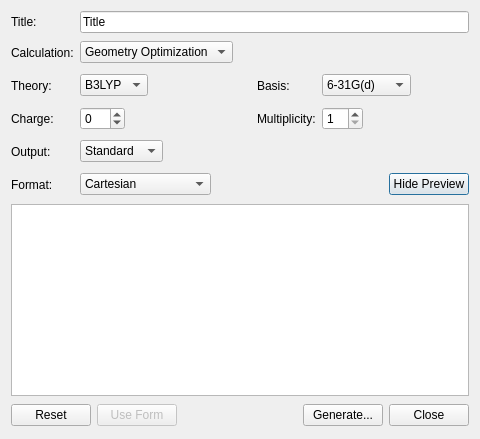
This is libavogadro/src/extensions/qcheminputdialog.ui in cryos/avogadro as Qt 5 draws it before an edit. The edited form follows.
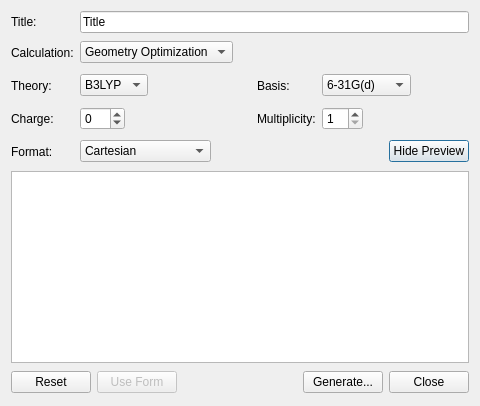
This is the edited form.

Commit message: Update Q-Chem -- no AM1 or PM3, and we should always output a FCHK file.

Diff of the .ui file:
```diff
--- a/libavogadro/src/extensions/qcheminputdialog.ui
+++ b/libavogadro/src/extensions/qcheminputdialog.ui
@@ -5,7 +5,7 @@
    <rect>
     <x>0</x>
     <y>0</y>
-    <width>619</width>
+    <width>621</width>
     <height>514</height>
    </rect>
   </property>
@@ -305,50 +305,6 @@
       </layout>
      </item>
      <item row="4" column="0" >
-      <widget class="QLabel" name="label_8" >
-       <property name="text" >
-        <string>Output:</string>
-       </property>
-       <property name="buddy" >
-        <cstring>outputCombo</cstring>
-       </property>
-      </widget>
-     </item>
-     <item row="4" column="1" >
-      <layout class="QHBoxLayout" name="horizontalLayout_8" >
-       <item>
-        <widget class="QComboBox" name="outputCombo" >
-         <property name="currentIndex" >
-          <number>0</number>
-         </property>
-         <item>
-          <property name="text" >
-           <string>Standard</string>
-          </property>
-         </item>
-         <item>
-          <property name="text" >
-           <string>Avogadro</string>
-          </property>
-         </item>
-        </widget>
-       </item>
-       <item>
-        <spacer name="horizontalSpacer_9" >
-         <property name="orientation" >
-          <enum>Qt::Horizontal</enum>
-         </property>
-         <property name="sizeHint" stdset="0" >
-          <size>
-           <width>18</width>
-           <height>27</height>
-          </size>
-         </property>
-        </spacer>
-       </item>
-      </layout>
-     </item>
-     <item row="5" column="0" >
       <widget class="QLabel" name="label_10" >
        <property name="text" >
         <string>Format:</string>
@@ -358,7 +314,7 @@
        </property>
       </widget>
      </item>
-     <item row="5" column="1" >
+     <item row="4" column="1" >
       <layout class="QHBoxLayout" name="horizontalLayout_9" >
        <item>
         <widget class="QComboBox" name="coordCombo" >
@@ -400,7 +356,7 @@
        </item>
       </layout>
      </item>
-     <item row="5" column="3" >
+     <item row="4" column="3" >
       <layout class="QHBoxLayout" name="horizontalLayout_10" >
        <item>
         <spacer name="horizontalSpacer_8" >
```
Left out of the diff: 15 changed lines with no effect on the pictures. The commit also changes 2 other files.
